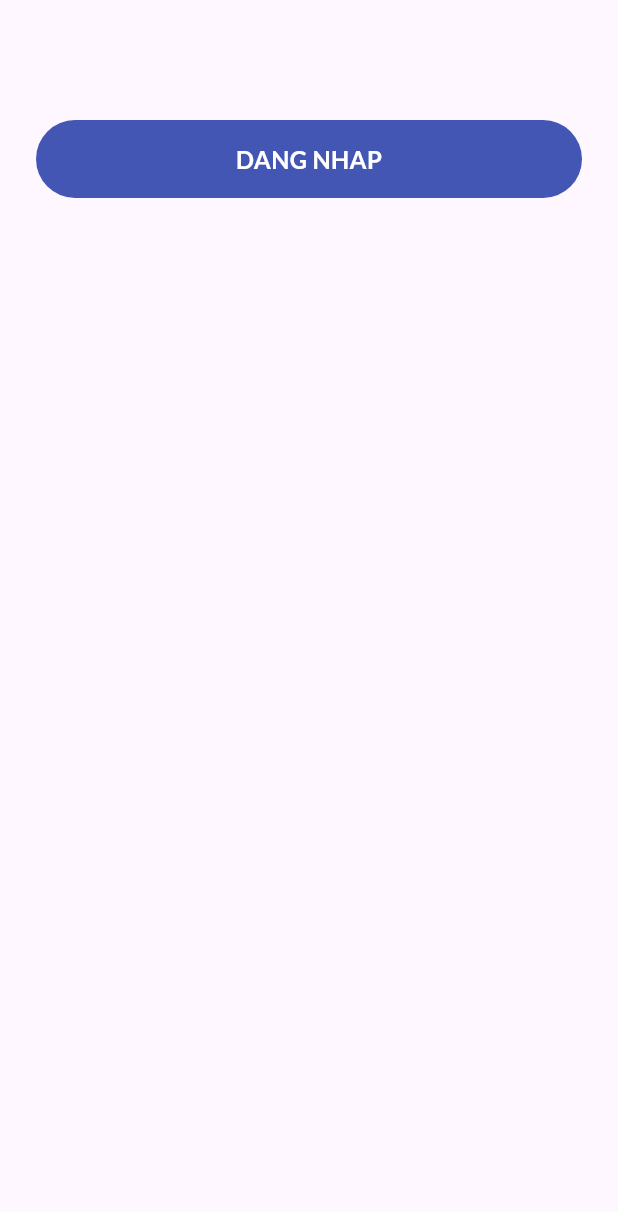
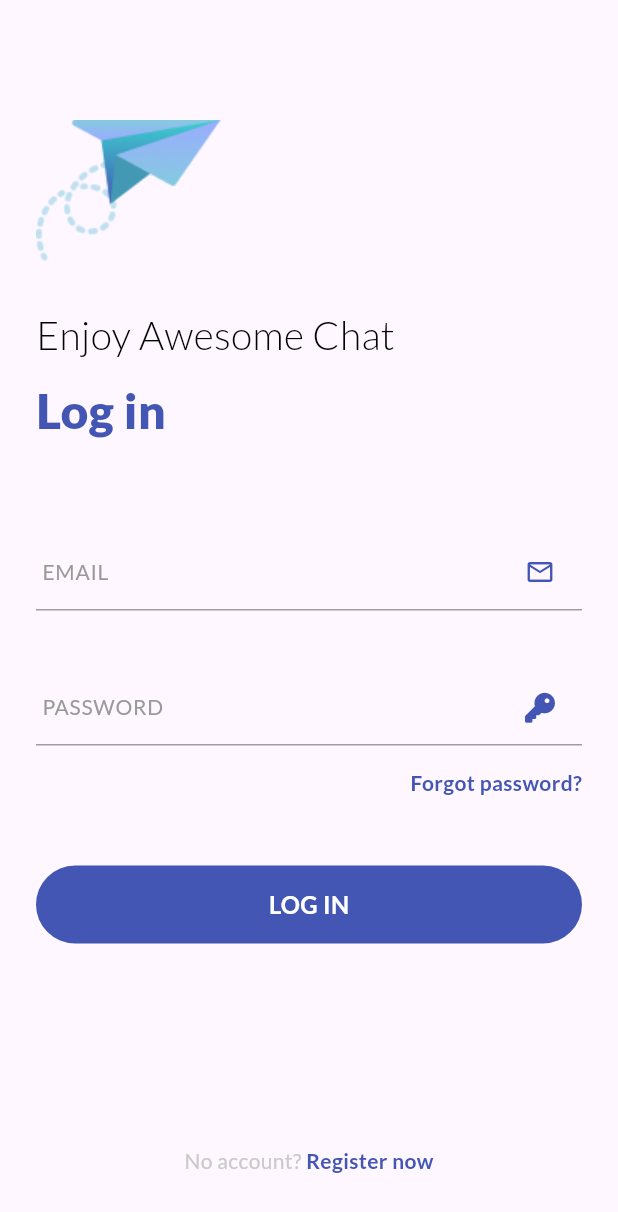
Before and after one commit to DuyCuong1122/flutter_chat_app_with_bloc, a Flutter app: the screen it shows after launch, on a phone screen of 412 x 824 dp. Shown: the top 1212 px of the screen. Run offline on Flutter 3.47's test engine with Material 3 defaults, Android fonts, the phone set to English and light mode, and no system bars; our stand-ins replace cloud_firestore, firebase_core, firebase_messaging, flutter_dotenv, flutter_easyloading, flutter_local_notifications and 5 more; accounts and stored records are empty; generated files the repository leaves out were written again.

```diff
--- a/lib/common/values/icons.dart
+++ b/lib/common/values/icons.dart
@@ -1,7 +1,7 @@
 import 'package:flutter/material.dart';
 import 'package:font_awesome_flutter/font_awesome_flutter.dart';
 
-class AppIcon{
+class AppIcon {
   static const String splashPNG = 'assets/icons/white_mail.png';
   static const String loginPNG = 'assets/icons/color_mail.png';
   static const String searchPNG = 'assets/icons/search.png';
@@ -14,7 +14,7 @@ class AppIcon{
   static const IconData addFriend = Icons.group_add_rounded;
   static const IconData emoji = Icons.emoji_emotions_rounded;
   static const IconData albul = Icons.photo_outlined;
-  static const IconData person = Icons.person_outline_outlined ;
+  static const IconData person = Icons.person_outline_outlined;
   static const IconData back = Icons.arrow_back_ios_rounded;
   static const IconData message = Icons.message_rounded;
   static const IconData profile = Icons.person;
--- a/lib/common/values/typography.dart
+++ b/lib/common/values/typography.dart
@@ -1,14 +1,32 @@
-
 import 'package:chat_app/common/values/colors.dart';
 import 'package:flutter/material.dart';
 import 'package:google_fonts/google_fonts.dart';
 
 class AppTypography {
   static TextStyle signInUpTitle = GoogleFonts.lato(
-    fontWeight: FontWeight.w800,
-    fontSize: 32,
-    color: AppColor.primaryColor
-  );
+      fontWeight: FontWeight.w800, fontSize: 32, color: AppColor.primaryColor);
 
+  static TextStyle s14w700 = GoogleFonts.lato(
+      fontSize: 14, fontWeight: FontWeight.w700, color: AppColor.primaryColor);
 
+  static TextStyle s14w800 = GoogleFonts.lato(
+      fontSize: 14, fontWeight: FontWeight.w800, color: AppColor.primaryColor);
+
+  static TextStyle s18w500 = GoogleFonts.lato(
+      fontSize: 18, fontWeight: FontWeight.w500, color: AppColor.primaryColor);
+
+  static TextStyle s14w500 = GoogleFonts.lato(
+      fontSize: 14, fontWeight: FontWeight.w500, color: AppColor.primaryColor);
+
+  static TextStyle s16w800 = GoogleFonts.lato(
+      fontSize: 16, fontWeight: FontWeight.w800, color: AppColor.primaryColor);
+
+  static TextStyle s16w500 = GoogleFonts.lato(
+      fontSize: 16, fontWeight: FontWeight.w500, color: AppColor.primaryColor);
+
+  static TextStyle s12w400 = GoogleFonts.lato(
+      fontSize: 12, fontWeight: FontWeight.w400, color: AppColor.primaryColor);
+
+  static TextStyle s30w700 = GoogleFonts.lato(
+      fontSize: 30, fontWeight: FontWeight.w700, color: AppColor.primaryColor);
 }
--- a/lib/common/widgets/custom_textfield.dart
+++ b/lib/common/widgets/custom_textfield.dart
@@ -3,7 +3,6 @@ import 'package:flutter/material.dart';
 import 'package:google_fonts/google_fonts.dart';
 
 class CustomTextField extends StatelessWidget {
-
   final String labelText;
   final IconData suffixIcon;
   final TextEditingController controller;
@@ -38,15 +37,19 @@ class CustomTextField extends StatelessWidget {
             fontSize: 14,
             color: const Color(0xFF999999),
           ),
-          suffixIcon: Icon(suffixIcon, size: 16, color: AppColor.primaryColor,),
+          suffixIcon: Icon(
+            suffixIcon,
+            size: 20,
+            color: AppColor.primaryColor,
+          ),
           border: InputBorder.none,
           // contentPadding: const EdgeInsets.symmetric(vertical: 10),
         ),
         style: GoogleFonts.lato(
-            fontWeight: FontWeight.w500,
-            fontSize: 18,
-            color: Colors.black,
-          ),
+          fontWeight: FontWeight.w500,
+          fontSize: 18,
+          color: Colors.black,
+        ),
       ),
     );
   }
--- a/lib/main.dart
+++ b/lib/main.dart
@@ -3,6 +3,7 @@ import 'package:chat_app/page/splash_view.dart';
 import 'package:firebase_core/firebase_core.dart';
 import 'package:flutter/material.dart';
 import 'package:flutter_gen/gen_l10n/app_localizations.dart';
+import 'package:flutter_localizations/flutter_localizations.dart';
 // import 'package:flutter_local_notifications/flutter_local_notifications.dart';
 
 // final FlutterLocalNotificationsPlugin flutterLocalNotificationsPlugin =
@@ -58,7 +59,13 @@ class MyApp extends StatelessWidget {
   @override
   Widget build(BuildContext context) {
     return const MaterialApp(
-      localizationsDelegates: [],
+      localizationsDelegates: [
+        AppLocalizations.delegate,
+        GlobalMaterialLocalizations.delegate,
+        GlobalWidgetsLocalizations.delegate,
+        GlobalCupertinoLocalizations.delegate,
+      ],
+      locale: Locale('en'),
       supportedLocales: [
         Locale('en'),
         Locale('vi'),
--- a/lib/page/log_in/log_in_view.dart
+++ b/lib/page/log_in/log_in_view.dart
@@ -1,17 +1,91 @@
-import 'dart:developer';
+import 'package:chat_app/common/values/colors.dart';
+import 'package:chat_app/common/values/typography.dart';
+import 'package:chat_app/common/widgets/custom_textfield.dart';
+import 'package:flutter_gen/gen_l10n/app_localizations.dart';
 
+import 'package:chat_app/common/values/icons.dart';
 import 'package:chat_app/common/widgets/custom_container_sign_in_out.dart';
 import 'package:flutter/material.dart';
+import 'package:google_fonts/google_fonts.dart';
 
 class LogInView extends StatelessWidget {
   const LogInView({super.key});
 
   @override
   Widget build(BuildContext context) {
-    return Scaffold(
-      body: Padding(
-        padding: const EdgeInsets.fromLTRB(24, 80, 24, 40),
-        child: CustomContainerSignInOut(enable: true, title: 'Dang nhap', onTap: () {log('debugShowCheckedModeBanner');}),
+    return GestureDetector(
+      onTap: () => FocusScope.of(context).unfocus(),
+      child: Scaffold(
+        resizeToAvoidBottomInset: false,
+        body: Padding(
+          padding: const EdgeInsets.fromLTRB(24, 80, 24, 40),
+          child: Column(
+            crossAxisAlignment: CrossAxisAlignment.start,
+            children: [
+              Image.asset(
+                AppIcon.loginPNG,
+              ),
+              Text(AppLocalizations.of(context)!.enjoyAwesomeChat,
+                  style: GoogleFonts.lato(
+                      fontSize: 26,
+                      fontWeight: FontWeight.w300,
+                      color: Colors.black)),
+              const SizedBox(height: 10),
+              Text(AppLocalizations.of(context)!.logIn,
+                  style: AppTypography.signInUpTitle),
+              const SizedBox(height: 60),
+              CustomTextField(
+                controller: TextEditingController(),
+                labelText: 'email',
+                suffixIcon: AppIcon.mail,
+              ),
+              const SizedBox(height: 40),
+              CustomTextField(
+                controller: TextEditingController(),
+                labelText: 'password',
+                suffixIcon: AppIcon.key,
+                ispassword: true,
+              ),
+              const SizedBox(height: 15),
+              Align(
+                alignment: Alignment.centerRight,
+                child: GestureDetector(
+                  onTap: () {},
+                  child: Text(
+                    '${AppLocalizations.of(context)!.forgotPassword}?',
+                    style: AppTypography.s14w700,
+                  ),
+                ),
+              ),
+              const SizedBox(height: 45),
+              CustomContainerSignInOut(
+                title: AppLocalizations.of(context)!.logIn,
+                onTap: () {},
+                enable: true,
+              ),
+              const Spacer(),
+              Row(
+                mainAxisAlignment: MainAxisAlignment.center,
+                children: [
+                  Text(
+                    '${AppLocalizations.of(context)!.noAccount}? ',
+                    style: AppTypography.s14w500
+                        .copyWith(color: AppColor.unableColor),
+                  ),
+                  GestureDetector(
+                    onTap: () {
+                      // Navigator.pushNamed(context, '/sign_up');
+                    },
+                    child: Text(
+                      AppLocalizations.of(context)!.registerNow,
+                      style: AppTypography.s14w700,
+                    ),
+                  ),
+                ],
+              ),
+            ],
+          ),
+        ),
       ),
     );
   }
```
